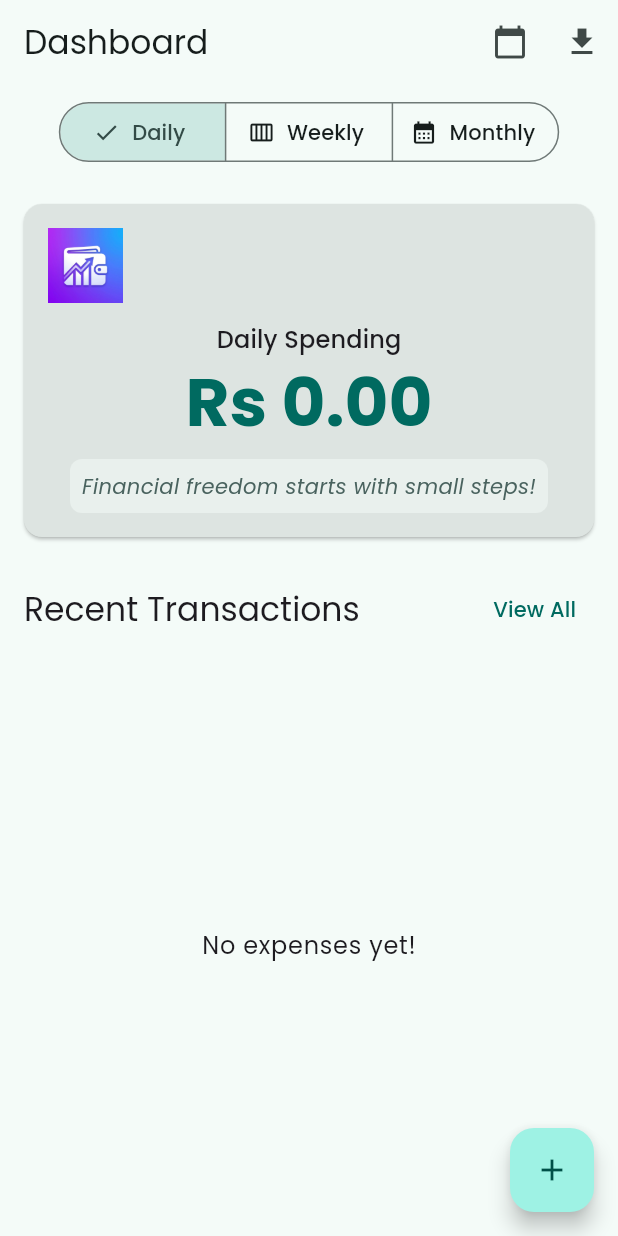
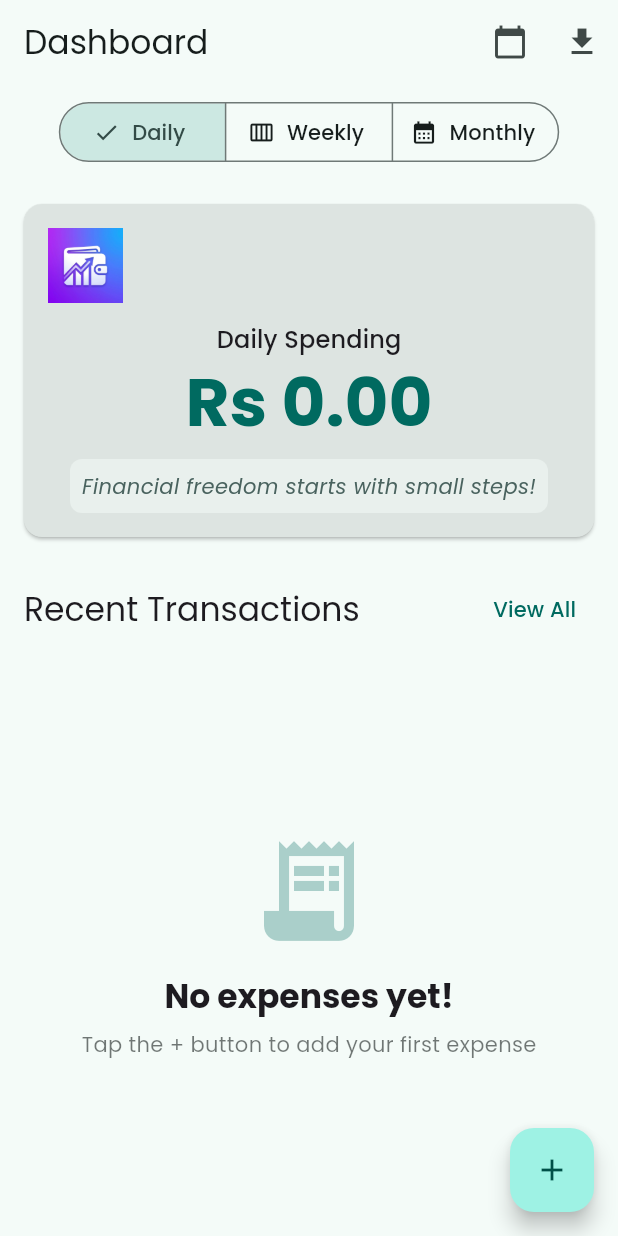
Before and after one commit to badalaryal11/Track-Expenses, a Flutter app: the screen it shows after launch, on a phone screen of 412 x 824 dp. Run offline on Flutter 3.47's test engine with Material 3 defaults, Android fonts, the phone set to English and light mode, and no system bars; our stand-ins replace csv, fl_chart, google_fonts, hive, hive_flutter, share_plus; accounts and stored records are empty.

Commit message:
feat: add friendly empty state with icon and helpful subtitle

```diff
--- a/lib/widgets/expense_list.dart
+++ b/lib/widgets/expense_list.dart
@@ -17,9 +17,29 @@ class ExpenseList extends StatelessWidget {
 
         if (expenses.isEmpty) {
           return Center(
-            child: Text(
-              'No expenses yet!',
-              style: Theme.of(context).textTheme.bodyLarge,
+            child: Column(
+              mainAxisAlignment: MainAxisAlignment.center,
+              children: [
+                Icon(
+                  Icons.receipt_long,
+                  size: 80,
+                  color: Theme.of(context).colorScheme.primary.withValues(alpha: 0.3),
+                ),
+                const SizedBox(height: 16),
+                Text(
+                  'No expenses yet!',
+                  style: Theme.of(context).textTheme.titleLarge?.copyWith(
+                    fontWeight: FontWeight.bold,
+                  ),
+                ),
+                const SizedBox(height: 8),
+                Text(
+                  'Tap the + button to add your first expense',
+                  style: Theme.of(context).textTheme.bodyMedium?.copyWith(
+                    color: Theme.of(context).colorScheme.onSurface.withValues(alpha: 0.6),
+                  ),
+                ),
+              ],
             ),
           );
         }
```
